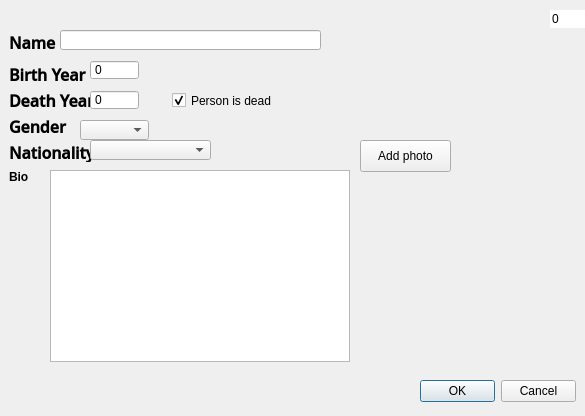
Before: the Qt Designer form personDialog.ui in annakrih/T113VLN1-3, drawn with Qt 5.
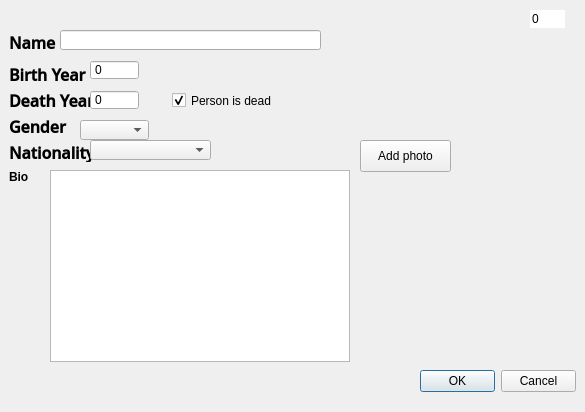
After: the same form once the commit is applied.

Diff of the .ui file:
```diff
--- a/personDialog.ui
+++ b/personDialog.ui
@@ -7,7 +7,7 @@
     <x>0</x>
     <y>0</y>
     <width>585</width>
-    <height>416</height>
+    <height>412</height>
    </rect>
   </property>
   <property name="minimumSize">
@@ -29,7 +29,7 @@
    <property name="geometry">
     <rect>
      <x>420</x>
-     <y>380</y>
+     <y>370</y>
      <width>156</width>
      <height>23</height>
     </rect>
@@ -274,7 +274,7 @@
    </property>
    <property name="geometry">
     <rect>
-     <x>550</x>
+     <x>530</x>
      <y>10</y>
      <width>35</width>
      <height>18</height>
@@ -348,9 +348,9 @@
    <property name="geometry">
     <rect>
      <x>370</x>
-     <y>190</y>
+     <y>180</y>
      <width>191</width>
-     <height>151</height>
+     <height>181</height>
     </rect>
    </property>
    <property name="styleSheet">
```
